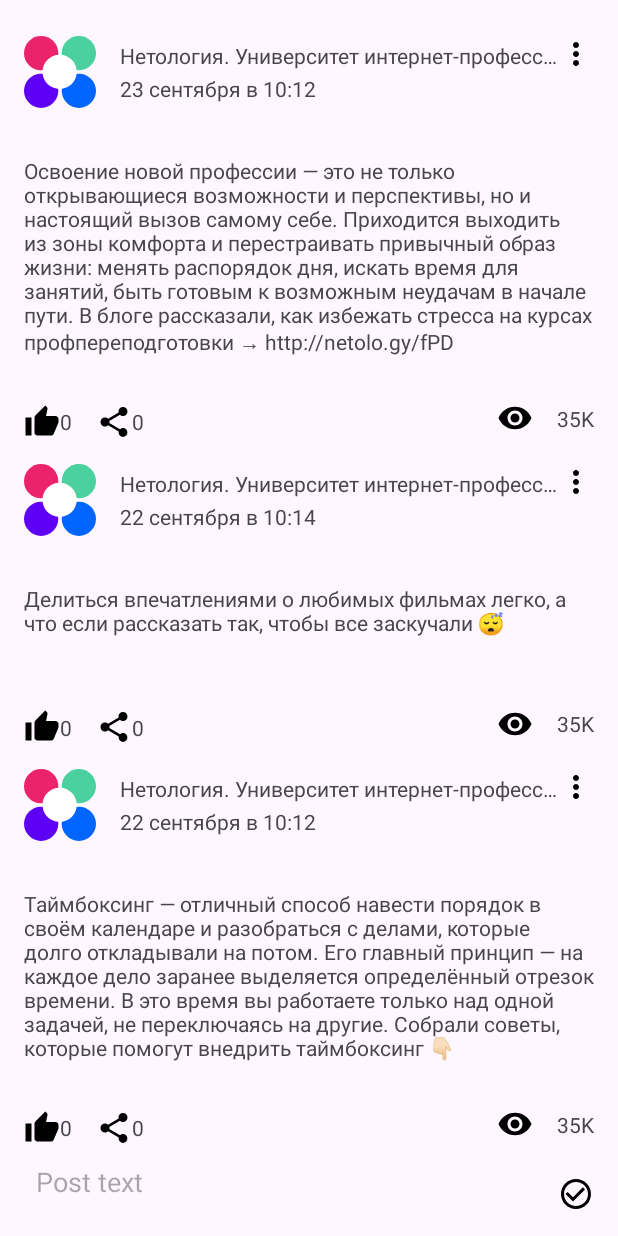
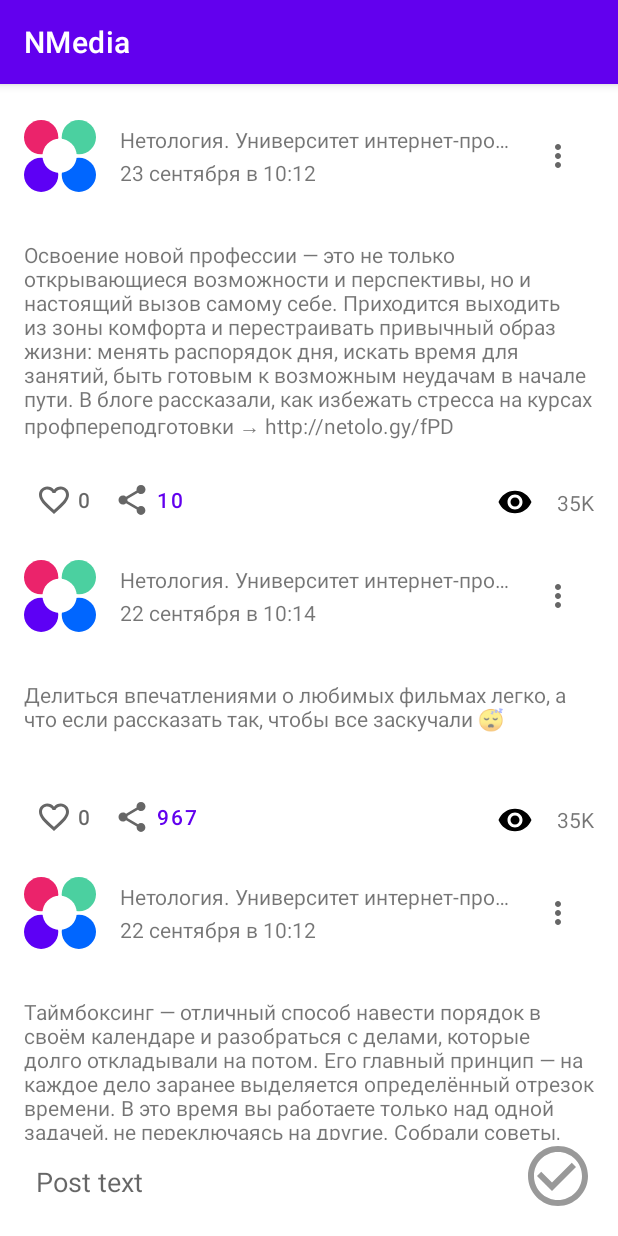
Before and after one commit to morein-mm/AndroidApp, an Android app: the screen it shows after launch (MainActivity), on a phone screen of 412 x 824 dp. Run offline under Robolectric (Android 15) with nearby library versions, the phone set to English and light mode, and no system bars.

Commit message:
Initial commit

```diff
--- a/app/build.gradle.kts
+++ b/app/build.gradle.kts
@@ -41,7 +41,7 @@ dependencies {
 
     implementation("androidx.core:core-ktx:1.12.0")
     implementation("androidx.appcompat:appcompat:1.6.1")
-    implementation("com.google.android.material:material:1.9.0")
+    implementation("com.google.android.material:material:1.11.0")
     implementation("androidx.constraintlayout:constraintlayout:2.1.4")
     testImplementation("junit:junit:4.13.2")
     androidTestImplementation("androidx.test.ext:junit:1.1.5")
--- a/app/src/main/AndroidManifest.xml
+++ b/app/src/main/AndroidManifest.xml
@@ -10,7 +10,7 @@
         android:label="@string/app_name"
         android:roundIcon="@mipmap/ic_launcher_round"
         android:supportsRtl="true"
-        android:theme="@style/Theme.AndroidApp"
+        android:theme="@style/Theme.NMedia"
         tools:targetApi="31">
         <activity
             android:name=".MainActivity"
--- a/app/src/main/java/ru/netology/nmedia/adapter/PostsAdapter.kt
+++ b/app/src/main/java/ru/netology/nmedia/adapter/PostsAdapter.kt
@@ -42,11 +42,14 @@ class PostViewHolder(
             author.text = post.author
             published.text = post.published
             postText.text = post.content
-            liked.text = convertToString(post.likes)
-            shared.text = convertToString(post.shared)
-            like.setImageResource(
-                if (post.likedByMe) R.drawable.baseline_thumb_up_red_24 else R.drawable.baseline_thumb_up_24
-            )
+            like.isChecked = post.likedByMe
+            like.text = convertToString(post.likes)
+//            liked.text = convertToString(post.likes)
+//            shared.text = convertToString(post.shared)
+            share.text = convertToString(post.shared)
+//            like.setImageResource(
+//                if (post.likedByMe) R.drawable.baseline_thumb_up_red_24 else R.drawable.baseline_thumb_up_24
+//            )
             like.setOnClickListener {
                 onInteractionListener.onLike(post)
             }
--- a/app/src/main/java/ru/netology/nmedia/dto/PostRepositoryInMemoryImpl.kt
+++ b/app/src/main/java/ru/netology/nmedia/dto/PostRepositoryInMemoryImpl.kt
@@ -30,7 +30,7 @@ class PostRepositoryInMemoryImpl : PostRepository {
             content = "Языков программирования много, и выбрать какой-то один бывает нелегко. Собрали подборку статей, которая поможет вам начать, если вы остановили свой выбор на JavaScript.",
             published = "19 сентября в 10:24",
             likedByMe = false,
-            likes = 0,
+            likes = 4567,
             shared = 0
         ),
         Post(
@@ -48,7 +48,7 @@ class PostRepositoryInMemoryImpl : PostRepository {
             content = "Диджитал давно стал частью нашей жизни: мы общаемся в социальных сетях и мессенджерах, заказываем еду, такси и оплачиваем счета через приложения.",
             published = "20 сентября в 10:14",
             likedByMe = false,
-            likes = 0,
+            likes = 76,
             shared = 0
         ),
         Post(
@@ -58,7 +58,7 @@ class PostRepositoryInMemoryImpl : PostRepository {
             published = "21 сентября в 10:12",
             likedByMe = false,
             likes = 0,
-            shared = 0
+            shared = 2
         ),
         Post(
             id = nextId++,
@@ -66,8 +66,8 @@ class PostRepositoryInMemoryImpl : PostRepository {
             content = "Таймбоксинг — отличный способ навести порядок в своём календаре и разобраться с делами, которые долго откладывали на потом. Его главный принцип — на каждое дело заранее выделяется определённый отрезок времени. В это время вы работаете только над одной задачей, не переключаясь на другие. Собрали советы, которые помогут внедрить таймбоксинг \uD83D\uDC47\uD83C\uDFFB",
             published = "22 сентября в 10:12",
             likedByMe = false,
-            likes = 0,
-            shared = 0
+            likes = 101,
+            shared = 4327
         ),
         Post(
             id = nextId++,
@@ -76,7 +76,7 @@ class PostRepositoryInMemoryImpl : PostRepository {
             published = "22 сентября в 10:14",
             likedByMe = false,
             likes = 0,
-            shared = 0
+            shared = 967
         ),
         Post(
             id = nextId++,
@@ -85,7 +85,7 @@ class PostRepositoryInMemoryImpl : PostRepository {
             published = "23 сентября в 10:12",
             likedByMe = false,
             likes = 0,
-            shared = 0
+            shared = 10
         ),
     ).reversed()
 
--- /dev/null
+++ b/app/src/main/res/color/icon_button_tint.xml
@@ -0,0 +1,4 @@
+<?xml version="1.0" encoding="utf-8"?>
+<selector xmlns:android="http://schemas.android.com/apk/res/android">
+    <item android:color="?attr/colorControlNormal" />
+</selector>
--- /dev/null
+++ b/app/src/main/res/color/like_checkbox_tint.xml
@@ -0,0 +1,5 @@
+<?xml version="1.0" encoding="utf-8"?>
+<selector xmlns:android="http://schemas.android.com/apk/res/android">
+    <item android:color="#ff0000" android:state_checked="true"/>
+    <item android:color="?attr/colorControlNormal" />
+</selector>
--- /dev/null
+++ b/app/src/main/res/color/share_checkbox_tint.xml
@@ -0,0 +1,4 @@
+<?xml version="1.0" encoding="utf-8"?>
+<selector xmlns:android="http://schemas.android.com/apk/res/android">
+    <item android:color="?attr/colorControlNormal" />
+</selector>
--- a/app/src/main/res/drawable/baseline_more_vert_24.xml
+++ /dev/null
@@ -1,5 +0,0 @@
-<vector android:height="24dp" android:tint="#000000"
-    android:viewportHeight="24" android:viewportWidth="24"
-    android:width="24dp" xmlns:android="http://schemas.android.com/apk/res/android">
-    <path android:fillColor="@android:color/white" android:pathData="M12,8c1.1,0 2,-0.9 2,-2s-0.9,-2 -2,-2 -2,0.9 -2,2 0.9,2 2,2zM12,10c-1.1,0 -2,0.9 -2,2s0.9,2 2,2 2,-0.9 2,-2 -0.9,-2 -2,-2zM12,16c-1.1,0 -2,0.9 -2,2s0.9,2 2,2 2,-0.9 2,-2 -0.9,-2 -2,-2z"/>
-</vector>
--- /dev/null
+++ b/app/src/main/res/drawable/ic_like_24dp.xml
@@ -0,0 +1,5 @@
+<?xml version="1.0" encoding="utf-8"?>
+<selector xmlns:android="http://schemas.android.com/apk/res/android">
+    <item android:drawable="@drawable/ic_like_filled_24dp" android:state_checked="true" />
+    <item android:drawable="@drawable/ic_like_outlined_24dp" />
+</selector>
--- /dev/null
+++ b/app/src/main/res/drawable/ic_like_filled_24dp.xml
@@ -0,0 +1,5 @@
+<vector android:height="24dp" android:tint="#FF0000"
+    android:viewportHeight="24" android:viewportWidth="24"
+    android:width="24dp" xmlns:android="http://schemas.android.com/apk/res/android">
+    <path android:fillColor="@android:color/white" android:pathData="M12,21.35l-1.45,-1.32C5.4,15.36 2,12.28 2,8.5 2,5.42 4.42,3 7.5,3c1.74,0 3.41,0.81 4.5,2.09C13.09,3.81 14.76,3 16.5,3 19.58,3 22,5.42 22,8.5c0,3.78 -3.4,6.86 -8.55,11.54L12,21.35z"/>
+</vector>
--- /dev/null
+++ b/app/src/main/res/drawable/ic_like_outlined_24dp.xml
@@ -0,0 +1,5 @@
+<vector android:height="24dp" android:tint="#999999"
+    android:viewportHeight="24" android:viewportWidth="24"
+    android:width="24dp" xmlns:android="http://schemas.android.com/apk/res/android">
+    <path android:fillColor="@android:color/white" android:pathData="M16.5,3c-1.74,0 -3.41,0.81 -4.5,2.09C10.91,3.81 9.24,3 7.5,3 4.42,3 2,5.42 2,8.5c0,3.78 3.4,6.86 8.55,11.54L12,21.35l1.45,-1.32C18.6,15.36 22,12.28 22,8.5 22,5.42 19.58,3 16.5,3zM12.1,18.55l-0.1,0.1 -0.1,-0.1C7.14,14.24 4,11.39 4,8.5 4,6.5 5.5,5 7.5,5c1.54,0 3.04,0.99 3.57,2.36h1.87C13.46,5.99 14.96,5 16.5,5c2,0 3.5,1.5 3.5,3.5 0,2.89 -3.14,5.74 -7.9,10.05z"/>
+</vector>
--- /dev/null
+++ b/app/src/main/res/drawable/ic_more_vert_24.xml
@@ -0,0 +1,10 @@
+<vector xmlns:android="http://schemas.android.com/apk/res/android"
+    android:width="24dp"
+    android:height="24dp"
+    android:viewportWidth="24"
+    android:viewportHeight="24"
+    android:tint="#999999">
+    <path
+        android:fillColor="@android:color/white"
+        android:pathData="M12,8c1.1,0 2,-0.9 2,-2s-0.9,-2 -2,-2 -2,0.9 -2,2 0.9,2 2,2zM12,10c-1.1,0 -2,0.9 -2,2s0.9,2 2,2 2,-0.9 2,-2 -0.9,-2 -2,-2zM12,16c-1.1,0 -2,0.9 -2,2s0.9,2 2,2 2,-0.9 2,-2 -0.9,-2 -2,-2z"/>
+</vector>
--- a/app/src/main/res/drawable/baseline_check_circle_outline_24.xml
+++ b/app/src/main/res/drawable/ic_save_48.xml
@@ -1,5 +1,5 @@
-<vector android:height="24dp" android:tint="#000000"
+<vector android:height="48dp" android:tint="#999999"
     android:viewportHeight="24" android:viewportWidth="24"
-    android:width="24dp" xmlns:android="http://schemas.android.com/apk/res/android">
+    android:width="48dp" xmlns:android="http://schemas.android.com/apk/res/android">
     <path android:fillColor="@android:color/white" android:pathData="M16.59,7.58L10,14.17l-3.59,-3.58L5,12l5,5 8,-8zM12,2C6.48,2 2,6.48 2,12s4.48,10 10,10 10,-4.48 10,-10S17.52,2 12,2zM12,20c-4.42,0 -8,-3.58 -8,-8s3.58,-8 8,-8 8,3.58 8,8 -3.58,8 -8,8z"/>
 </vector>
--- a/app/src/main/res/drawable/baseline_share_24.xml
+++ b/app/src/main/res/drawable/ic_share_24.xml
@@ -1,4 +1,4 @@
-<vector android:height="24dp" android:tint="#000000"
+<vector android:height="24dp" android:tint="#999999"
     android:viewportHeight="24" android:viewportWidth="24"
     android:width="24dp" xmlns:android="http://schemas.android.com/apk/res/android">
     <path android:fillColor="@android:color/white" android:pathData="M18,16.08c-0.76,0 -1.44,0.3 -1.96,0.77L8.91,12.7c0.05,-0.23 0.09,-0.46 0.09,-0.7s-0.04,-0.47 -0.09,-0.7l7.05,-4.11c0.54,0.5 1.25,0.81 2.04,0.81 1.66,0 3,-1.34 3,-3s-1.34,-3 -3,-3 -3,1.34 -3,3c0,0.24 0.04,0.47 0.09,0.7L8.04,9.81C7.5,9.31 6.79,9 6,9c-1.66,0 -3,1.34 -3,3s1.34,3 3,3c0.79,0 1.5,-0.31 2.04,-0.81l7.12,4.16c-0.05,0.21 -0.08,0.43 -0.08,0.65 0,1.61 1.31,2.92 2.92,2.92 1.61,0 2.92,-1.31 2.92,-2.92s-1.31,-2.92 -2.92,-2.92z"/>
--- a/app/src/main/res/layout/activity_main.xml
+++ b/app/src/main/res/layout/activity_main.xml
@@ -94,7 +94,7 @@
         android:layout_width="wrap_content"
         android:layout_height="wrap_content"
         android:background="@android:color/transparent"
-        android:src="@drawable/baseline_check_circle_outline_24"
+        android:src="@drawable/ic_save_48"
         app:layout_constraintBottom_toBottomOf="parent"
         app:layout_constraintEnd_toEndOf="parent" />
 
--- a/app/src/main/res/layout/post_card.xml
+++ b/app/src/main/res/layout/post_card.xml
@@ -6,39 +6,40 @@
     android:layout_height="wrap_content"
     android:layout_marginVertical="8dp">
 
-    <ImageView
+    <com.google.android.material.button.MaterialButton
         android:id="@+id/like"
         android:layout_width="wrap_content"
         android:layout_height="wrap_content"
-        android:layout_marginVertical="16dp"
-        android:src="@drawable/baseline_thumb_up_24"
-        app:layout_constraintEnd_toStartOf="@id/liked"
+        android:checkable="true"
+        app:icon="@drawable/ic_like_24dp"
         app:layout_constraintStart_toStartOf="parent"
         app:layout_constraintTop_toBottomOf="@id/barrier2"
         tools:layout_editor_absoluteX="80dp"
-        tools:layout_editor_absoluteY="317dp" />
+        tools:layout_editor_absoluteY="317dp"
+        style="@style/Widget.AppTheme.LikeButton"
+        />
 
-    <ImageView
+    <com.google.android.material.button.MaterialButton
         android:id="@+id/share"
         android:layout_width="wrap_content"
         android:layout_height="wrap_content"
-        android:layout_marginVertical="16dp"
-        android:layout_marginStart="16dp"
-        android:src="@drawable/baseline_share_24"
-        app:layout_constraintEnd_toStartOf="@id/shared"
-        app:layout_constraintStart_toEndOf="@id/liked"
+        app:icon="@drawable/ic_share_24"
+        app:layout_constraintStart_toEndOf="@id/like"
         app:layout_constraintTop_toBottomOf="@id/barrier2"
         tools:layout_editor_absoluteX="31dp"
-        tools:layout_editor_absoluteY="229dp" />
+        tools:layout_editor_absoluteY="229dp"
+        style="@style/Widget.AppTheme.ShareButton"/>
 
-    <ImageButton
+    <com.google.android.material.button.MaterialButton
         android:id="@+id/menu"
         android:layout_width="wrap_content"
         android:layout_height="wrap_content"
         android:background="@android:color/transparent"
-        android:src="@drawable/baseline_more_vert_24"
+        android:layout_marginBottom="@dimen/common_spacing"
+        app:icon="@drawable/ic_more_vert_24"
         app:layout_constraintEnd_toEndOf="parent"
-        app:layout_constraintTop_toTopOf="parent" />
+        app:layout_constraintTop_toTopOf="parent"
+        style="@style/Widget.AppTheme.IconButton"/>
 
     <ImageView
         android:id="@+id/avatar"
@@ -103,28 +104,6 @@
         app:barrierDirection="bottom"
         app:constraint_referenced_ids="post_text" />
 
-    <TextView
-        android:id="@+id/shared"
-        android:layout_width="wrap_content"
-        android:layout_height="wrap_content"
-        android:text="@string/shared"
-        app:layout_constraintBottom_toBottomOf="@id/share"
-        app:layout_constraintStart_toEndOf="@id/share"
-        app:layout_constraintTop_toTopOf="@id/share"
-        tools:layout_editor_absoluteX="74dp"
-        tools:layout_editor_absoluteY="246dp" />
-
-    <TextView
-        android:id="@+id/liked"
-        android:layout_width="wrap_content"
-        android:layout_height="wrap_content"
-        android:text="@string/liked"
-        app:layout_constraintBottom_toBottomOf="@id/like"
-        app:layout_constraintStart_toEndOf="@id/like"
-        app:layout_constraintTop_toTopOf="@id/like"
-        tools:layout_editor_absoluteX="74dp"
-        tools:layout_editor_absoluteY="246dp" />
-
     <ImageView
         android:id="@+id/view"
         android:layout_width="wrap_content"
--- a/app/src/main/res/values/colors.xml
+++ b/app/src/main/res/values/colors.xml
@@ -1,5 +1,10 @@
 <?xml version="1.0" encoding="utf-8"?>
 <resources>
+    <color name="purple_200">#FFBB86FC</color>
+    <color name="purple_500">#FF6200EE</color>
+    <color name="purple_700">#FF3700B3</color>
+    <color name="teal_200">#FF03DAC5</color>
+    <color name="teal_700">#FF018786</color>
     <color name="black">#FF000000</color>
     <color name="white">#FFFFFFFF</color>
 </resources>
--- /dev/null
+++ b/app/src/main/res/values/dimens.xml
@@ -0,0 +1,9 @@
+<?xml version="1.0" encoding="utf-8"?>
+<resources>
+    <dimen name="common_spacing">16dp</dimen>
+    <dimen name="posts_avatar_size">48dp</dimen>
+    <dimen name="fab_margin">16dp</dimen>
+    <dimen name="checkbox_padding_start">8dp</dimen>
+    <dimen name="icon_button_padding">12dp</dimen>
+    <dimen name="icon_button_min_size">48dp</dimen>
+</resources>
--- /dev/null
+++ b/app/src/main/res/values/styles.xml
@@ -0,0 +1,37 @@
+<resources>
+
+    <style name="Widget.AppTheme.IconButton" parent="Widget.MaterialComponents.Button.TextButton.Icon">
+        <item name="iconTint">@color/icon_button_tint</item>
+        <item name="iconPadding">0dp</item>
+        <item name="android:insetTop">0dp</item>
+        <item name="android:insetBottom">0dp</item>
+        <item name="android:paddingStart">@dimen/icon_button_padding</item>
+        <item name="android:paddingEnd">@dimen/icon_button_padding</item>
+        <item name="android:minWidth">@dimen/icon_button_min_size</item>
+        <item name="android:minHeight">@dimen/icon_button_min_size</item>
+    </style>
+
+    <style name="Widget.AppTheme.LikeCheckBox" parent="Widget.MaterialComponents.CompoundButton.CheckBox">
+        <item name="buttonTint">@color/like_checkbox_tint</item>
+        <item name="android:paddingStart">@dimen/icon_button_padding</item>
+    </style>
+
+    <style name="Widget.AppTheme.LikeButton" parent="Widget.MaterialComponents.Button.TextButton.Icon">
+        <item name="iconTint">@color/like_checkbox_tint</item>
+        <item name="android:minWidth">@dimen/icon_button_min_size</item>
+        <item name="android:minHeight">@dimen/icon_button_min_size</item>
+    </style>
+
+    <style name="Widget.AppTheme.ShareButton" parent="Widget.MaterialComponents.Button.TextButton.Icon">
+        <item name="iconTint">@color/share_checkbox_tint</item>
+        <item name="android:minWidth">@dimen/icon_button_min_size</item>
+        <item name="android:minHeight">@dimen/icon_button_min_size</item>
+    </style>
+
+    <style name="Widget.AppTheme.MenuButton" parent="Widget.MaterialComponents.Button.TextButton.Icon">
+        <item name="iconTint">@color/share_checkbox_tint</item>
+        <item name="android:minWidth">@dimen/icon_button_min_size</item>
+        <item name="android:minHeight">@dimen/icon_button_min_size</item>
+    </style>
+
+</resources>
--- a/app/src/main/res/values/themes.xml
+++ b/app/src/main/res/values/themes.xml
@@ -1,9 +1,16 @@
 <resources xmlns:tools="http://schemas.android.com/tools">
     <!-- Base application theme. -->
-    <style name="Base.Theme.AndroidApp" parent="Theme.Material3.DayNight.NoActionBar">
-        <!-- Customize your light theme here. -->
-        <!-- <item name="colorPrimary">@color/my_light_primary</item> -->
+    <style name="Theme.NMedia" parent="Theme.MaterialComponents.DayNight.DarkActionBar">
+        <!-- Primary brand color. -->
+        <item name="colorPrimary">@color/purple_500</item>
+        <item name="colorPrimaryVariant">@color/purple_700</item>
+        <item name="colorOnPrimary">@color/white</item>
+        <!-- Secondary brand color. -->
+        <item name="colorSecondary">@color/teal_200</item>
+        <item name="colorSecondaryVariant">@color/teal_700</item>
+        <item name="colorOnSecondary">@color/black</item>
+        <!-- Status bar color. -->
+        <item name="android:statusBarColor" tools:targetApi="l">?attr/colorPrimaryVariant</item>
+        <!-- Customize your theme here. -->
     </style>
-
-    <style name="Theme.AndroidApp" parent="Base.Theme.AndroidApp" />
 </resources>
```
